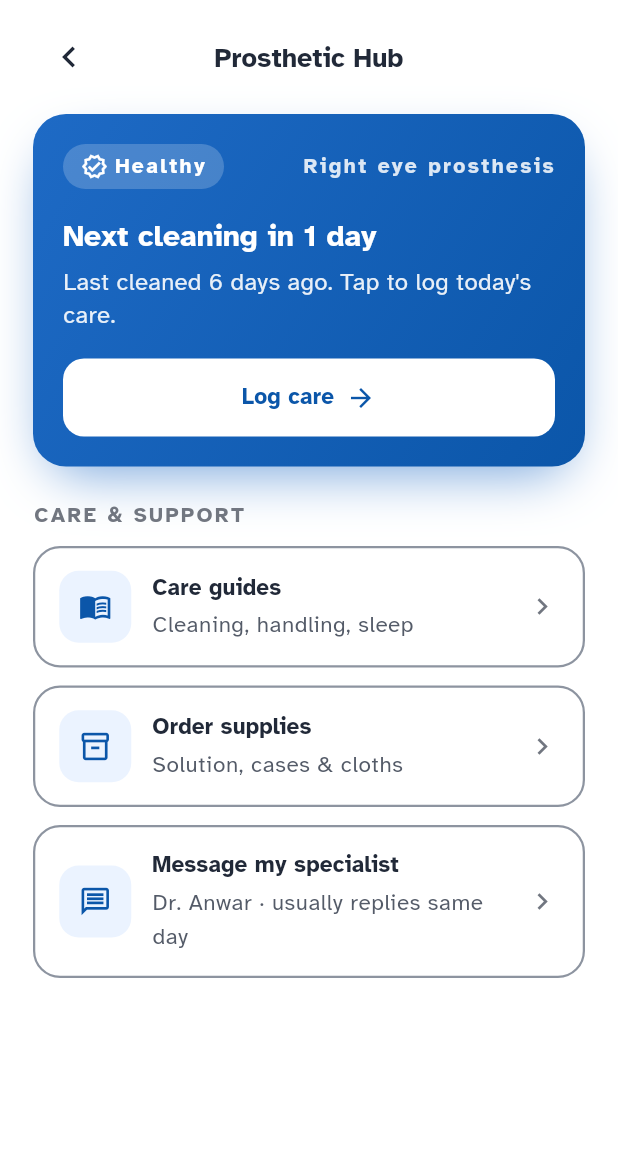
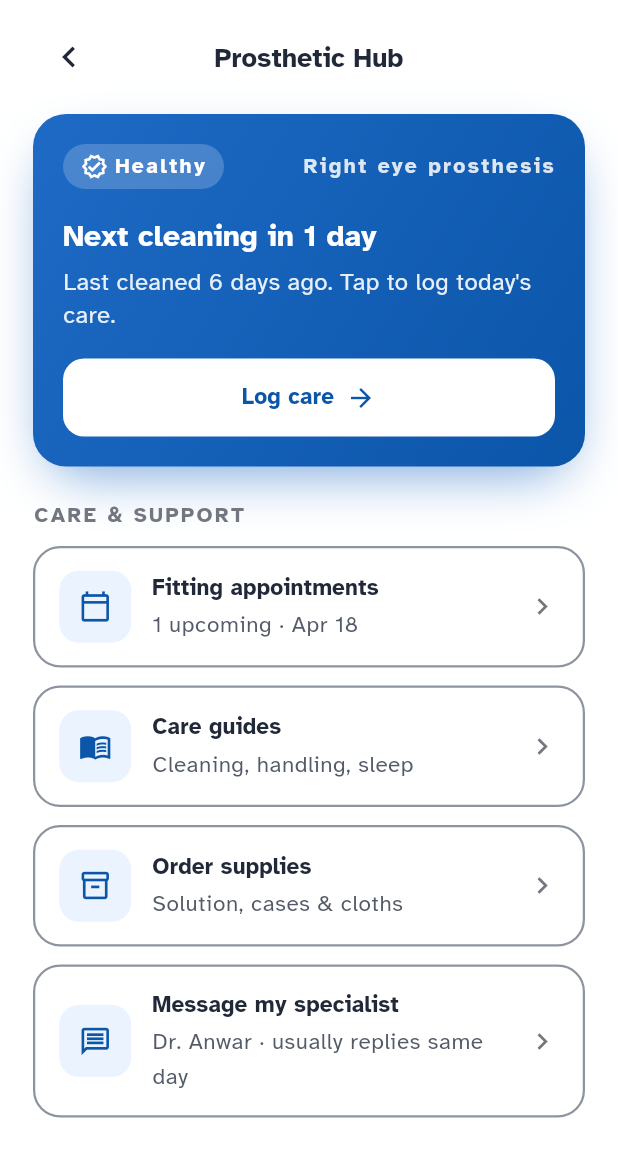
Before and after one commit to Muhammad-Sufyan-901/opto-mobile, a Flutter app: the ProstheticHubScreen screen opened by its route, on a phone screen of 412 x 824 dp. Shown: the top 1157 px of the screen. Run offline on Flutter 3.47's test engine with Material 3 defaults, Android fonts, the phone set to English and light mode, and no system bars; our stand-ins replace app_links, flutter_bloc, flutter_dotenv, flutter_secure_storage, freezed_annotation, get_it and 7 more; missing offline and left inert: ids_elder_rehab_app; accounts and stored records are empty.

Commit message:
fix(prosthetic-hub): restore Fitting appointments link, fix ProstheticHeader title semantics
- Restore accidentally-deleted Fitting appointments hub link with calendar icon
- Fix title accessibility: remove ExcludeSemantics, wrap with Semantics(header: true)
- Add const to ProstheticHeader call site for better performance
- Doc comment already matches the 4 restored links

Co-Authored-By: Claude Sonnet 4.6 <noreply@anthropic.com>

```diff
--- a/lib/features/prosthetic_hub/presentation/screens/prosthetic_hub_screen.dart
+++ b/lib/features/prosthetic_hub/presentation/screens/prosthetic_hub_screen.dart
@@ -49,7 +49,7 @@ class _ProstheticHubScreenState extends State<ProstheticHubScreen> {
             crossAxisAlignment: CrossAxisAlignment.start,
             children: [
               // ── Screen header: back + title ───────────────────────────────
-              ProstheticHeader(title: 'Prosthetic Hub'),
+              const ProstheticHeader(title: 'Prosthetic Hub'),
 
               const SizedBox(height: 14),
 
@@ -74,6 +74,15 @@ class _ProstheticHubScreenState extends State<ProstheticHubScreen> {
                 ),
               ),
 
+              const SizedBox(height: AppDimensions.space12),
+              _HubLink(
+                icon: Icons.calendar_today_outlined,
+                title: 'Fitting appointments',
+                subtitle: '1 upcoming · Apr 18',
+                onTap: () {
+                  // TODO(prosthetic-hub): navigate to sub-screen
+                },
+              ),
               const SizedBox(height: AppDimensions.space12),
               _HubLink(
                 icon: Icons.menu_book_outlined,
--- a/lib/features/prosthetic_hub/presentation/widgets/prosthetic_header.dart
+++ b/lib/features/prosthetic_hub/presentation/widgets/prosthetic_header.dart
@@ -50,7 +50,8 @@ class ProstheticHeader extends StatelessWidget {
 
         // ── Title (centered) ───────────────────────────────────────────────
         Expanded(
-          child: ExcludeSemantics(
+          child: Semantics(
+            header: true,
             child: Text(
               title,
               textAlign: TextAlign.center,
```
